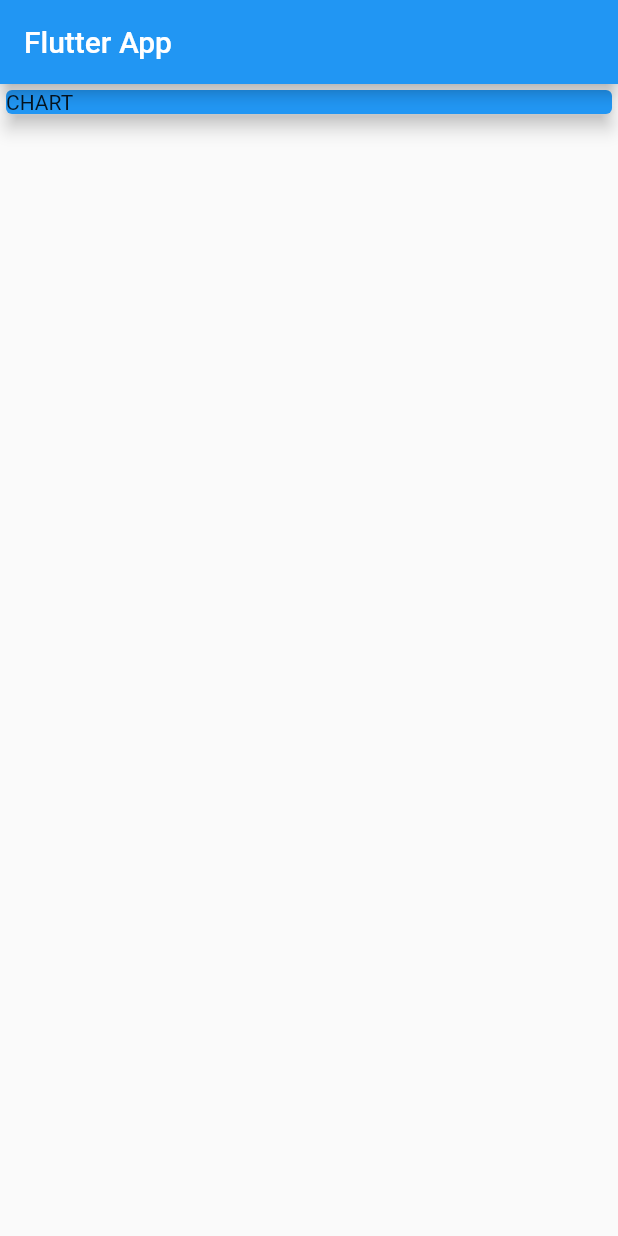
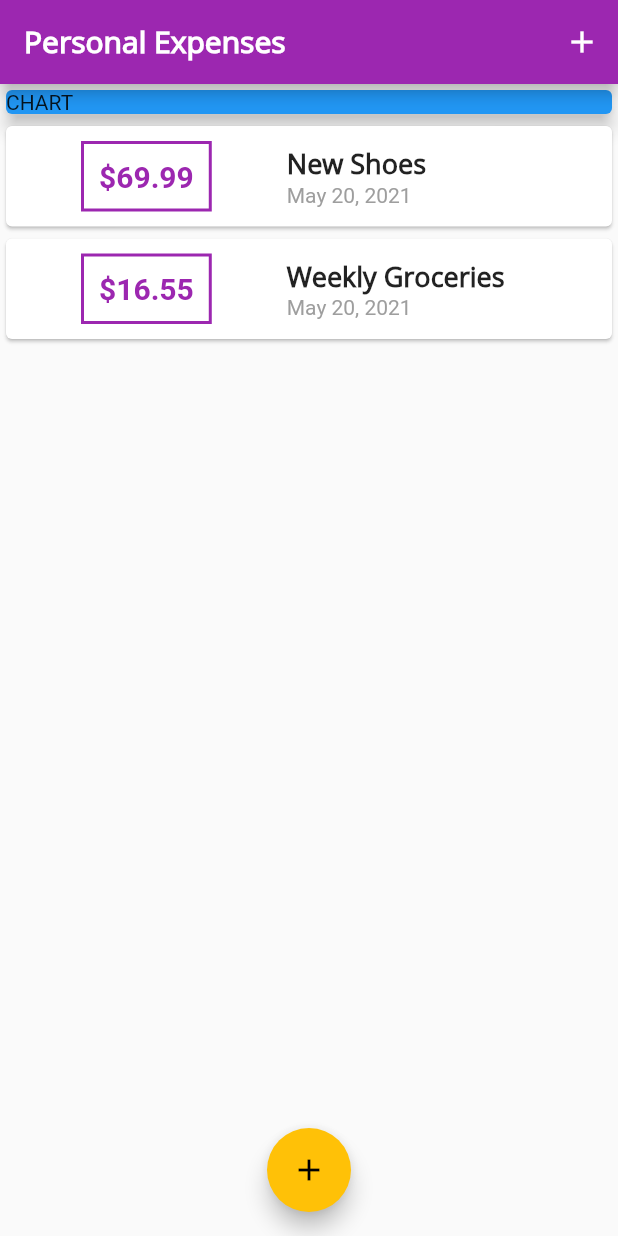
Before and after one commit to AlamKhalid/expense-plannar, a Flutter app: the screen it shows after launch, on a phone screen of 412 x 824 dp. Run offline on Flutter 3.47's test engine with Material 2 defaults, Android fonts, the phone set to English and light mode, and no system bars.

Commit message:
added global themes

```diff
--- a/lib/main.dart
+++ b/lib/main.dart
@@ -1,4 +1,7 @@
 import 'package:flutter/material.dart';
+import './widgets/transaction_list.dart';
+import './widgets/new_transaction.dart';
+import './models/transaction.dart';
 
 void main() {
   runApp(MyApp());
@@ -7,18 +10,87 @@ void main() {
 class MyApp extends StatelessWidget {
   @override
   Widget build(BuildContext context) {
-    return MaterialApp(title: 'Flutter App', home: MyHomePage());
+    return MaterialApp(
+      title: 'Personal Expenses',
+      home: MyHomePage(),
+      theme: ThemeData(
+        primarySwatch: Colors.purple,
+        accentColor: Colors.amber,
+        fontFamily: 'Quicksand',
+        textTheme: ThemeData.light().textTheme.copyWith(
+                headline6: TextStyle(
+              fontFamily: 'OpenSans',
+              fontSize: 18,
+              fontWeight: FontWeight.bold,
+            )),
+        appBarTheme: AppBarTheme(
+            textTheme: ThemeData.light().textTheme.copyWith(
+                    headline6: TextStyle(
+                  fontFamily: 'OpenSans',
+                  fontSize: 20,
+                  fontWeight: FontWeight.bold,
+                ))),
+      ),
+    );
   }
 }
 
-class MyHomePage extends StatelessWidget {
+class MyHomePage extends StatefulWidget {
+  @override
+  _MyHomePageState createState() => _MyHomePageState();
+}
+
+class _MyHomePageState extends State<MyHomePage> {
+  final List<Transaction> _userTransactions = [
+    Transaction(
+      id: 't1',
+      title: 'New Shoes',
+      amount: 69.99,
+      date: DateTime.now(),
+    ),
+    Transaction(
+      id: 't2',
+      title: 'Weekly Groceries',
+      amount: 16.55,
+      date: DateTime.now(),
+    ),
+  ];
+
+  void _addNewTransaction(String title, double amount) {
+    final newTx = Transaction(
+      id: DateTime.now().toString(),
+      title: title,
+      amount: amount,
+      date: DateTime.now(),
+    );
+    setState(() {
+      _userTransactions.add(newTx);
+    });
+  }
+
+  void _startAddNewTransaction(BuildContext ctx) {
+    showModalBottomSheet(
+        context: ctx,
+        builder: (_) {
+          return GestureDetector(
+            onTap: () {},
+            child: NewTransaction(_addNewTransaction),
+            behavior: HitTestBehavior.opaque,
+          );
+        });
+  }
+
   @override
   Widget build(BuildContext context) {
     return Scaffold(
-      appBar: AppBar(
-        title: Text('Flutter App'),
+      appBar: AppBar(title: Text('Personal Expenses'), actions: <Widget>[
+        IconButton(
+          icon: Icon(Icons.add),
+          onPressed: () => _startAddNewTransaction(context),
         ),
-      body: Column(
+      ]),
+      body: SingleChildScrollView(
+        child: Column(
             crossAxisAlignment: CrossAxisAlignment.stretch,
             children: <Widget>[
               Container(
@@ -29,7 +101,14 @@ class MyHomePage extends StatelessWidget {
                   elevation: 5,
                 ),
               ),
+              TransactionList(_userTransactions),
             ]),
+      ),
+      floatingActionButtonLocation: FloatingActionButtonLocation.centerFloat,
+      floatingActionButton: FloatingActionButton(
+        child: Icon(Icons.add),
+        onPressed: () => _startAddNewTransaction(context),
+      ),
     );
   }
 }
--- a/lib/widgets/transaction_list.dart
+++ b/lib/widgets/transaction_list.dart
@@ -10,9 +10,10 @@ class TransactionList extends StatelessWidget {
 
   @override
   Widget build(BuildContext context) {
-    return Column(
-      children: _userTransactions
-          .map((tx) => Card(
+    return Container(
+      height: 300,
+      child: ListView.builder(
+        itemBuilder: (ctx, idx) => Card(
             child: Row(
           children: <Widget>[
             Container(
@@ -23,35 +24,35 @@ class TransactionList extends StatelessWidget {
               ),
               decoration: BoxDecoration(
                   border: Border.all(
-                      color: Colors.purple,
+                color: Theme.of(context).primaryColor,
                 width: 2,
               )),
               child: Text(
-                      '\$${tx.amount}',
+                '\$${_userTransactions[idx].amount.toStringAsFixed(2)}',
                 style: TextStyle(
                   fontWeight: FontWeight.bold,
                   fontSize: 20,
-                        color: Colors.purple,
+                  color: Theme.of(context).primaryColor,
                 ),
               ),
             ),
             Column(
               crossAxisAlignment: CrossAxisAlignment.start,
               children: <Widget>[
-                      Text(tx.title,
-                          style: TextStyle(
-                            fontSize: 16,
-                            fontWeight: FontWeight.bold,
-                          )),
-                      Text(DateFormat.yMMMd().format(tx.date),
+                Text(
+                  _userTransactions[idx].title,
+                  style: Theme.of(context).textTheme.headline6,
+                ),
+                Text(DateFormat.yMMMd().format(_userTransactions[idx].date),
                     style: TextStyle(
                       color: Colors.grey,
                     ))
               ],
             )
           ],
-              )))
-          .toList(),
+        )),
+        itemCount: _userTransactions.length,
+      ),
     );
   }
 }
```
Also changed, not shown: lib/widgets/new_transaction.dart (+26 -10 lines), lib/widgets/user_transactions.dart (deleted, +0 -34 lines), pubspec.yaml (+11 -11 lines), assets/fonts/OpenSans-Bold.ttf (added), assets/fonts/OpenSans-Regular.ttf (added), assets/fonts/Quicksand-Bold.ttf (added), assets/fonts/Quicksand-Light.ttf (added), assets/fonts/Quicksand-Medium.ttf (added), assets/fonts/Quicksand-Regular.ttf (added). Lines whose indentation alone changed are shown as unchanged.
